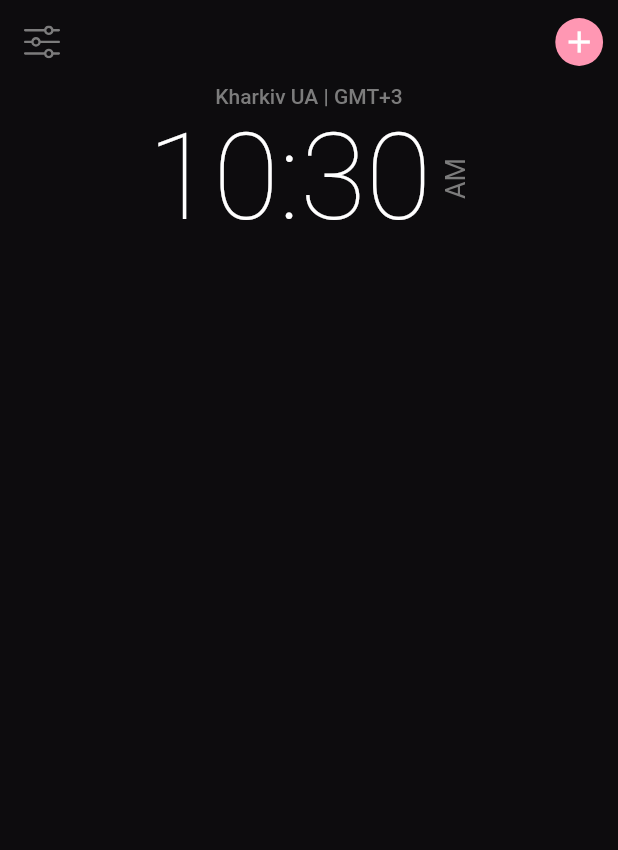
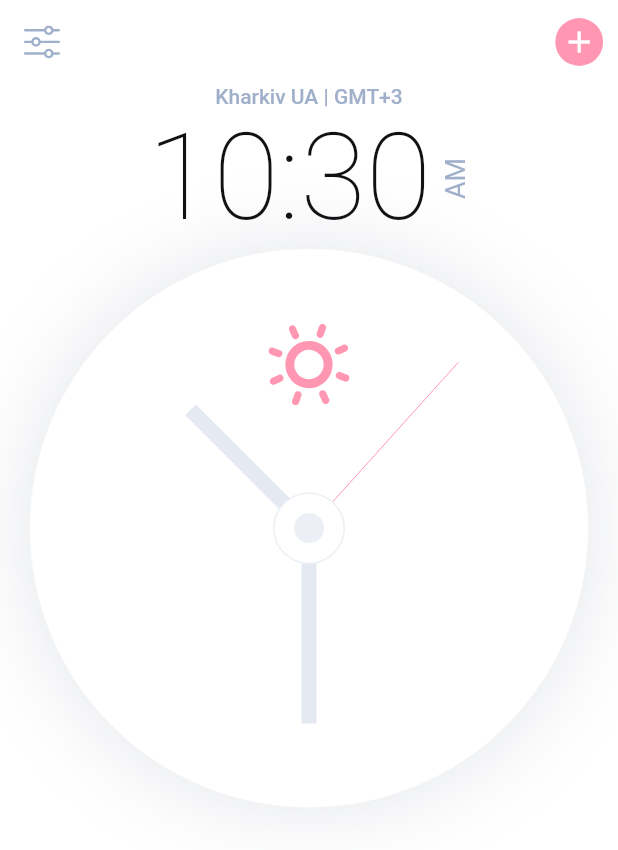
Before and after one commit to aantoschuk/flutter_clock, a Flutter app: the screen it shows after launch, on a phone screen of 412 x 824 dp. Shown: the top 850 px of the screen. Run offline on Flutter 3.47's test engine with Material 2 defaults, Android fonts, the phone set to English and light mode, and no system bars; our stand-ins replace flutter_svg, google_fonts.

Commit message:
analog clock

```diff
--- a/lib/main.dart
+++ b/lib/main.dart
@@ -1,6 +1,8 @@
+import 'package:clock_app/models/theme_provider.dart';
 import 'package:clock_app/screens/home.dart';
 import 'package:clock_app/theme.dart';
 import 'package:flutter/material.dart';
+import 'package:provider/provider.dart';
 
 void main() {
   runApp(MyApp());
@@ -9,13 +11,17 @@ void main() {
 class MyApp extends StatelessWidget {
   @override
   Widget build(BuildContext context) {
-    return MaterialApp(
-      debugShowCheckedModeBanner: false,
-      title: 'Analog Clock',
-      theme: themeData(context),
-      darkTheme: darkThemeData(context),
-      themeMode: ThemeMode.dark,
-      home: HomeScreen(),
-    );
+    return ChangeNotifierProvider(
+        create: (context) => ThemeProvider(),
+        child: Consumer<ThemeProvider>(
+            builder: (context, theme, child) => MaterialApp(
+                  debugShowCheckedModeBanner: false,
+                  title: 'Analog Clock',
+                  theme: themeData(context),
+                  darkTheme: darkThemeData(context),
+                  themeMode:
+                      theme.isLightTheme ? ThemeMode.light : ThemeMode.dark,
+                  home: HomeScreen(),
+                )));
   }
 }
--- /dev/null
+++ b/lib/models/theme_provider.dart
@@ -0,0 +1,12 @@
+import 'package:flutter/cupertino.dart';
+
+class ThemeProvider extends ChangeNotifier {
+  bool _isLightTheme = true;
+
+  void changeTheme() {
+    _isLightTheme = !_isLightTheme;
+    notifyListeners();
+  }
+
+  bool get isLightTheme => _isLightTheme;
+}
--- /dev/null
+++ b/lib/screens/widgets/analog_clock.dart
@@ -0,0 +1,76 @@
+import 'dart:async';
+import 'dart:math';
+
+import 'package:clock_app/models/theme_provider.dart';
+import 'package:flutter/cupertino.dart';
+import 'package:flutter/material.dart';
+import 'package:clock_app/constants.dart';
+import 'package:clock_app/screens/widgets/clock_painter.dart';
+import 'package:clock_app/size_config.dart';
+import 'package:flutter_svg/svg.dart';
+import 'package:provider/provider.dart';
+
+class AnalogClock extends StatefulWidget {
+  @override
+  _AnalogClock createState() => _AnalogClock();
+}
+
+class _AnalogClock extends State<AnalogClock> {
+  DateTime _dateTime = DateTime.now();
+
+  void initState() {
+    super.initState();
+    Timer.periodic(Duration(seconds: 1), (timer) {
+      setState(() {
+        _dateTime = DateTime.now();
+      });
+    });
+  }
+
+  @override
+  Widget build(BuildContext context) {
+    return Stack(
+      children: [
+        Padding(
+          padding:
+              EdgeInsets.symmetric(horizontal: getProportionateScreenWidth(20)),
+          child: AspectRatio(
+              aspectRatio: 1,
+              child: Container(
+                decoration: BoxDecoration(
+                    color: Theme.of(context).colorScheme.surface,
+                    shape: BoxShape.circle,
+                    boxShadow: [
+                      BoxShadow(
+                          offset: Offset(0, 0),
+                          color: kShadowColor.withOpacity(0.14),
+                          blurRadius: 50)
+                    ]),
+                child: Transform.rotate(
+                  angle: -pi / 2,
+                  child: CustomPaint(
+                    painter: ClockPainter(context, _dateTime),
+                  ),
+                ),
+              )),
+        ),
+        Positioned(
+            top: 50,
+            left: 0,
+            right: 0,
+            child: Consumer<ThemeProvider>(
+              builder: (context, theme, child) => InkWell(
+                onTap: () => theme.changeTheme(),
+                child: SvgPicture.asset(
+                    theme.isLightTheme
+                        ? 'assets/icons/sun.svg'
+                        : 'assets/icons/moon.svg',
+                    height: 54,
+                    width: 24,
+                    color: Theme.of(context).primaryColor),
+              ),
+            )),
+      ],
+    );
+  }
+}
--- a/lib/screens/widgets/body.dart
+++ b/lib/screens/widgets/body.dart
@@ -1,9 +1,9 @@
-import 'dart:async';
-
+import 'package:clock_app/screens/widgets/analog_clock.dart';
+import 'package:clock_app/size_config.dart';
 import 'package:flutter/cupertino.dart';
 import 'package:flutter/material.dart';
 
-import 'display_time.dart';
+import 'digital_clock.dart';
 
 class Body extends StatelessWidget {
   @override
@@ -17,7 +17,8 @@ class Body extends StatelessWidget {
           "Kharkiv UA | GMT+3",
           style: Theme.of(context).textTheme.bodyText1,
         ),
-        DisplayTime()
+        DigitalClock(),
+        AnalogClock(),
       ]),
     );
   }
--- a/lib/screens/widgets/display_time.dart
+++ b/lib/screens/widgets/digital_clock.dart
@@ -1,14 +1,14 @@
 import 'dart:async';
-
-import 'package:clock_app/size_config.dart';
 import 'package:flutter/material.dart';
 
-class DisplayTime extends StatefulWidget {
+import '/size_config.dart';
+
+class DigitalClock extends StatefulWidget {
   @override
-  _DisplayTime createState() => _DisplayTime();
+  _DigitalClock createState() => _DigitalClock();
 }
 
-class _DisplayTime extends State<DisplayTime> {
+class _DigitalClock extends State<DigitalClock> {
   // Time During the day representing hour:minute pair
   TimeOfDay _timeOfDay = TimeOfDay.now();
 
```
Also changed, not shown: lib/screens/widgets/clock_painter.dart (added, +69 -0 lines), assets/icons/moon.svg (renamed from assets/icons/Moon.svg), assets/icons/sun.svg (renamed from assets/icons/Sun.svg).
